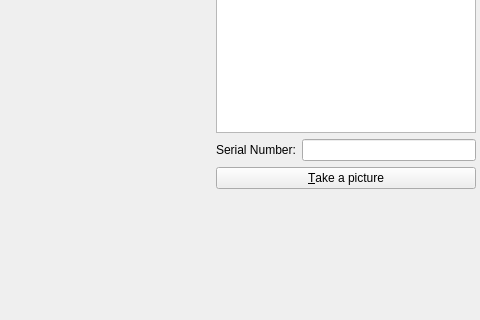
Qt form lens-photomaton/forms/camera_widget.ui (groovytron/cute-lenspics) before a commit; both pictures show x 520 to 1000 and y 90 to 410 of the 1000 by 600 pixel window.
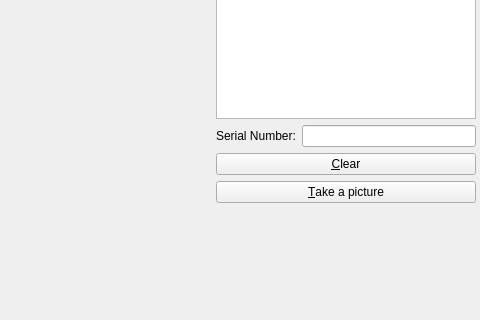
The same form after that commit.

Commit message: Added a clear button. Application asks confirmation before saving if the file already exists.

The edit to the form file:
```diff
--- a/lens-photomaton/forms/camera_widget.ui
+++ b/lens-photomaton/forms/camera_widget.ui
@@ -76,6 +76,13 @@
         </item>
        </layout>
       </item>
+      <item>
+       <widget class="QPushButton" name="clearButton">
+        <property name="text">
+         <string>&amp;Clear</string>
+        </property>
+       </widget>
+      </item>
       <item>
        <widget class="QPushButton" name="pictureButton">
         <property name="text">
```
The commit also changes 2 other files.
